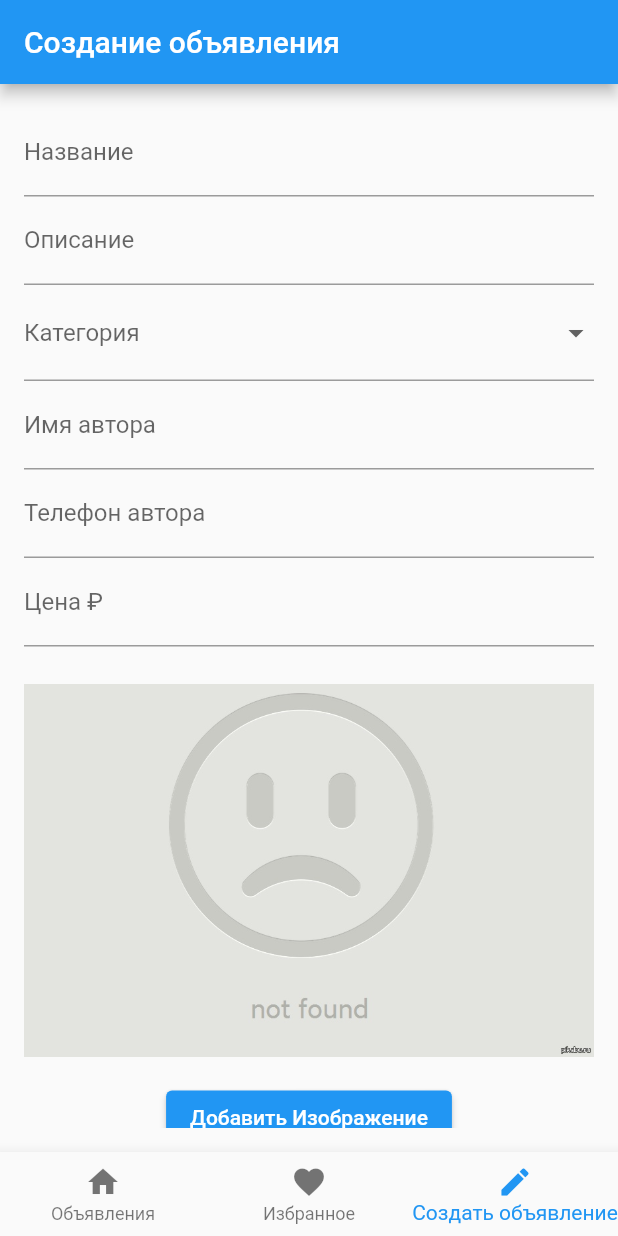
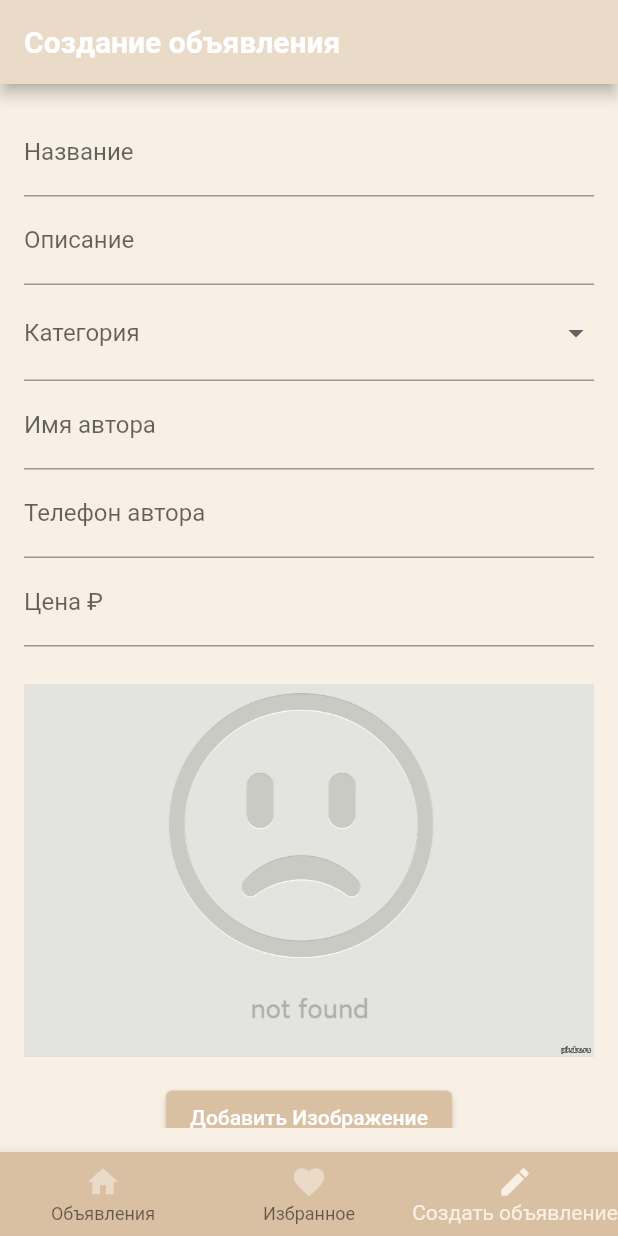
Before and after one commit to dmitryzag/actonicaTest, a Flutter app: the screen it shows after launch, item 3 of the bottom bar chosen, after a tap on "Добавить Изображение", on a phone screen of 412 x 824 dp. Run offline on Flutter 3.47's test engine with Material 2 defaults, Android fonts, the phone set to English and light mode, and no system bars; our stand-ins replace bloc, flutter_bloc, image_picker, shared_preferences, sqflite; accounts and stored records are empty.

Commit message:
переработка интерфейса

```diff
--- /dev/null
+++ b/lib/app_theme.dart
@@ -0,0 +1,25 @@
+import 'package:flutter/material.dart';
+
+class AppTheme {
+  ThemeData themeData = ThemeData(
+      primarySwatch: Colors.deepOrange,
+      elevatedButtonTheme: ElevatedButtonThemeData(
+          style: ButtonStyle(
+              backgroundColor: MaterialStateProperty.all<Color>(
+                  const Color.fromARGB(255, 218, 192, 163)))),
+      bottomNavigationBarTheme: const BottomNavigationBarThemeData(
+          backgroundColor: Color.fromARGB(255, 218, 192, 163),
+          selectedIconTheme:
+              IconThemeData(color: Color.fromARGB(255, 248, 240, 229)),
+          unselectedIconTheme:
+              IconThemeData(color: Color.fromARGB(255, 234, 219, 200)),
+          selectedItemColor: Color.fromARGB(255, 248, 240, 229)),
+      appBarTheme: const AppBarTheme(
+        backgroundColor: Color.fromARGB(255, 234, 219, 200),
+        titleTextStyle: TextStyle(
+            color: Color.fromARGB(255, 255, 255, 255),
+            fontWeight: FontWeight.bold,
+            fontSize: 20),
+      ),
+      scaffoldBackgroundColor: const Color.fromARGB(255, 248, 240, 229));
+}
--- a/lib/bloc/advert_bloc.dart
+++ b/lib/bloc/advert_bloc.dart
@@ -88,8 +88,6 @@ class AdvertBloc extends Bloc<AdvertEvent, AdvertState> {
 
   void _loadFavoriteIds() {
     final favoriteIdsString = _preferences!.getString(FAVORITE_IDS_KEY);
-    if (favoriteIdsString != null && favoriteIdsString.isNotEmpty) {
-      _favoriteIds = favoriteIdsString.split(',').map(int.parse).toList();
-    }
+    _favoriteIds = favoriteIdsString?.split(',').map(int.parse).toList() ?? [];
   }
 }
--- a/lib/main.dart
+++ b/lib/main.dart
@@ -3,6 +3,7 @@ import 'package:flutter/material.dart';
 import 'package:actonic_adboard/screens/advert_maker.dart';
 import 'package:provider/provider.dart';
 
+import 'app_theme.dart';
 import 'models/database.dart';
 import 'bloc/advert_bloc.dart';
 import 'package:flutter_bloc/flutter_bloc.dart';
@@ -20,12 +21,13 @@ class MyApp extends StatefulWidget {
   State<MyApp> createState() => _MyAppState();
 }
 
+int currentIndex = 0;
+
 class _MyAppState extends State<MyApp> {
-  int currentIndex = 0;
   final List<Widget> screens = const [
     AdvertScreen(),
     AdvertScreen(isFavorite: true),
-    AdvertMaker(null)
+    AdvertMaker(),
   ];
 
   late AdvertBloc advertBloc;
@@ -49,6 +51,7 @@ class _MyAppState extends State<MyApp> {
         BlocProvider<AdvertBloc>.value(value: advertBloc),
       ],
       child: MaterialApp(
+        theme: AppTheme().themeData,
         debugShowCheckedModeBanner: false,
         home: BlocProvider(
           create: (context) => advertBloc,
--- a/lib/screens/advert_details.dart
+++ b/lib/screens/advert_details.dart
@@ -1,7 +1,6 @@
 import 'package:actonic_adboard/models/advert.dart';
 import 'package:flutter/material.dart';
 import 'package:intl/intl.dart';
-import 'package:provider/provider.dart';
 import 'package:flutter_bloc/flutter_bloc.dart';
 
 import '../bloc/advert_bloc.dart';
@@ -42,7 +41,7 @@ class _AdvertDetailsState extends State<AdvertDetails> {
           return Scaffold(
             appBar: AppBar(
               leading: IconButton(
-                icon: Icon(Icons.arrow_back),
+                icon: const Icon(Icons.arrow_back),
                 onPressed: () {
                   Navigator.pushReplacement(
                     context,
@@ -58,7 +57,8 @@ class _AdvertDetailsState extends State<AdvertDetails> {
                     final result = await Navigator.push(
                       context,
                       MaterialPageRoute(
-                          builder: (context) => AdvertMaker(state.item.id)),
+                          builder: (context) =>
+                              AdvertMaker(adID: state.item.id)),
                     );
                     if (result == true) {
                       context
--- a/lib/screens/advert_maker.dart
+++ b/lib/screens/advert_maker.dart
@@ -9,7 +9,7 @@ import '../models/advert.dart';
 
 class AdvertMaker extends StatefulWidget {
   final int? adID;
-  const AdvertMaker(this.adID, {Key? key}) : super(key: key);
+  const AdvertMaker({this.adID, Key? key}) : super(key: key);
   @override
   _AdvertMakerState createState() => _AdvertMakerState();
 }
```
Also changed, not shown: lib/bloc/advert_event.dart (+8 -0 lines), lib/bloc/advert_state.dart (+21 -0 lines).
